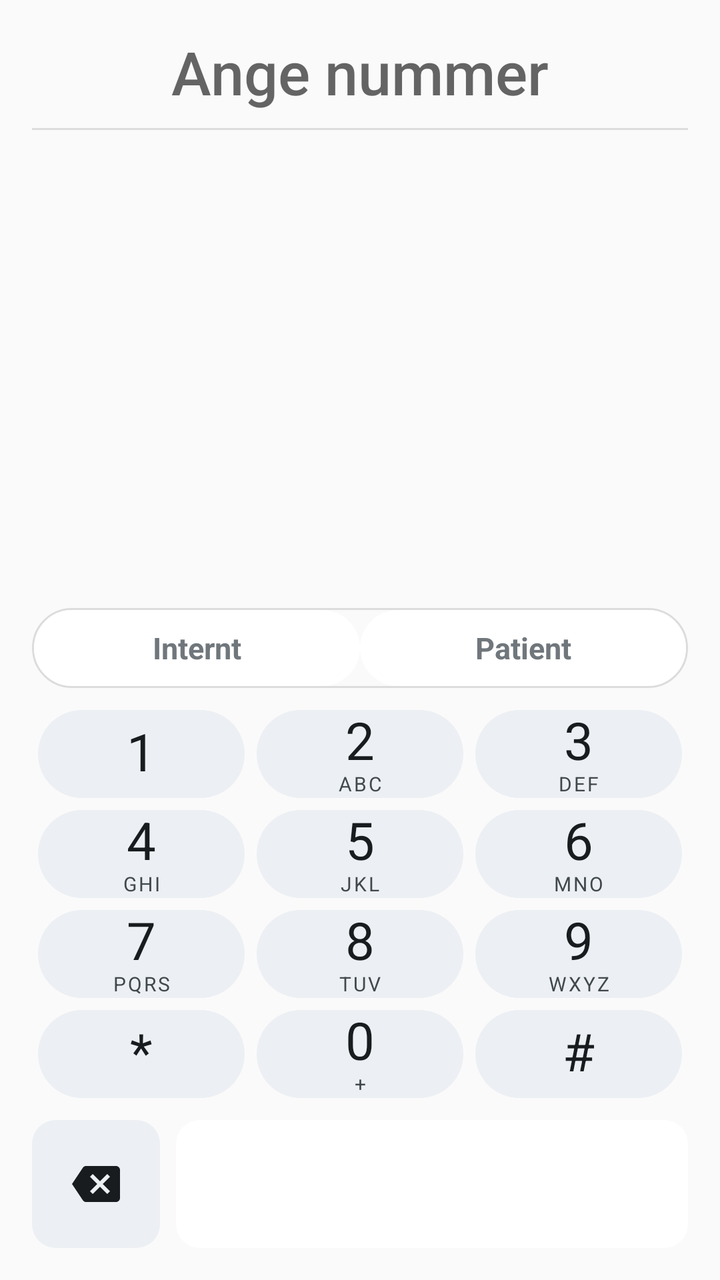
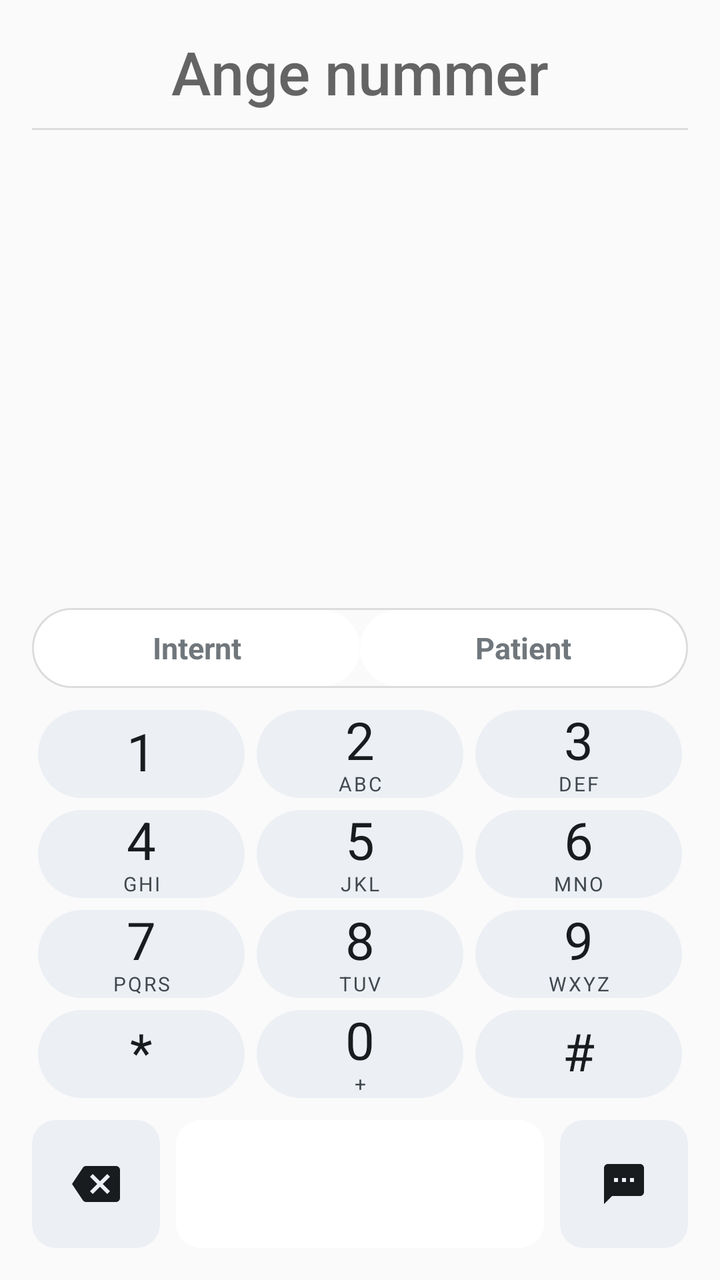

An Android layout rendered at two revisions. The XML below is the earlier revision; the diff shows what the commit changed to produce the second picture.
<!-- AndroidManifest.xml: application theme Theme.Jobbdialer -->
<!-- res/layout/pane_dial.xml -->
<?xml version="1.0" encoding="utf-8"?>
<ScrollView xmlns:android="http://schemas.android.com/apk/res/android"
    android:layout_width="match_parent"
    android:layout_height="match_parent"
    android:fillViewport="true">

    <LinearLayout
        android:layout_width="match_parent"
        android:layout_height="wrap_content"
        android:orientation="vertical"
        android:paddingLeft="@dimen/pane_padding"
        android:paddingTop="@dimen/space_small"
        android:paddingRight="@dimen/pane_padding"
        android:paddingBottom="@dimen/pane_padding">

        
        <EditText
            android:id="@+id/number_field"
            android:layout_width="match_parent"
            android:layout_height="@dimen/number_row_height"
            android:background="@null"
            android:cursorVisible="true"
            android:gravity="center"
            android:hint="@string/number_hint"
            android:importantForAutofill="no"
            android:inputType="phone"
            android:maxLines="1"
            android:textColor="?android:attr/textColorPrimary"
            android:textColorHint="?android:attr/textColorHint"
            android:textSize="@dimen/number_text_size" />

        <View
            android:layout_width="match_parent"
            android:layout_height="1dp"
            android:background="@color/divider" />

        <View
            android:layout_width="match_parent"
            android:layout_height="0dp"
            android:layout_weight="1"
            android:minHeight="@dimen/space_small" />

        
        <LinearLayout
            android:id="@+id/match_container"
            android:layout_width="match_parent"
            android:layout_height="wrap_content"
            android:layout_marginBottom="@dimen/space_small"
            android:orientation="vertical"
            android:visibility="gone" />

        
        <LinearLayout
            android:id="@+id/mode_selector"
            android:layout_width="match_parent"
            android:layout_height="@dimen/seg_height"
            android:layout_marginBottom="@dimen/space_small"
            android:background="@drawable/seg_container"
            android:contentDescription="@string/cd_mode_selector"
            android:orientation="horizontal"
            android:padding="1dp">

            <TextView
                android:id="@+id/seg_internal"
                style="@style/ModeSegment"
                android:text="@string/mode_internal" />

            <TextView
                android:id="@+id/seg_patient"
                style="@style/ModeSegment"
                android:text="@string/mode_patient" />
        </LinearLayout>

        
        <LinearLayout
            android:layout_width="match_parent"
            android:layout_height="wrap_content"
            android:orientation="vertical">

            <LinearLayout style="@style/KeypadRow">

                <LinearLayout
                    android:id="@+id/key_1"
                    style="@style/KeypadKey">

                    <TextView
                        style="@style/KeypadDigit"
                        android:text="@string/key_1" />
                </LinearLayout>

                <LinearLayout
                    android:id="@+id/key_2"
                    style="@style/KeypadKey">

                    <TextView
                        style="@style/KeypadDigit"
                        android:text="@string/key_2" />

                    <TextView
                        style="@style/KeypadLetters"
                        android:text="ABC" />
                </LinearLayout>

                <LinearLayout
                    android:id="@+id/key_3"
                    style="@style/KeypadKey">

                    <TextView
                        style="@style/KeypadDigit"
                        android:text="@string/key_3" />

                    <TextView
                        style="@style/KeypadLetters"
                        android:text="DEF" />
                </LinearLayout>
            </LinearLayout>

            <LinearLayout style="@style/KeypadRow">

                <LinearLayout
                    android:id="@+id/key_4"
                    style="@style/KeypadKey">

                    <TextView
                        style="@style/KeypadDigit"
                        android:text="@string/key_4" />

                    <TextView
                        style="@style/KeypadLetters"
                        android:text="GHI" />
                </LinearLayout>

                <LinearLayout
                    android:id="@+id/key_5"
                    style="@style/KeypadKey">

                    <TextView
                        style="@style/KeypadDigit"
                        android:text="@string/key_5" />

                    <TextView
                        style="@style/KeypadLetters"
                        android:text="JKL" />
                </LinearLayout>

                <LinearLayout
                    android:id="@+id/key_6"
                    style="@style/KeypadKey">

                    <TextView
                        style="@style/KeypadDigit"
                        android:text="@string/key_6" />

                    <TextView
                        style="@style/KeypadLetters"
                        android:text="MNO" />
                </LinearLayout>
            </LinearLayout>

            <LinearLayout style="@style/KeypadRow">

                <LinearLayout
                    android:id="@+id/key_7"
                    style="@style/KeypadKey">

                    <TextView
                        style="@style/KeypadDigit"
                        android:text="@string/key_7" />

                    <TextView
                        style="@style/KeypadLetters"
                        android:text="PQRS" />
                </LinearLayout>

                <LinearLayout
                    android:id="@+id/key_8"
                    style="@style/KeypadKey">

                    <TextView
                        style="@style/KeypadDigit"
                        android:text="@string/key_8" />

                    <TextView
                        style="@style/KeypadLetters"
                        android:text="TUV" />
                </LinearLayout>

                <LinearLayout
                    android:id="@+id/key_9"
                    style="@style/KeypadKey">

                    <TextView
                        style="@style/KeypadDigit"
                        android:text="@string/key_9" />

                    <TextView
                        style="@style/KeypadLetters"
                        android:text="WXYZ" />
                </LinearLayout>
            </LinearLayout>

            <LinearLayout style="@style/KeypadRow">

                <LinearLayout
                    android:id="@+id/key_star"
                    style="@style/KeypadKey"
                    android:contentDescription="@string/cd_key_star">

                    <TextView
                        style="@style/KeypadDigit"
                        android:text="@string/key_star" />
                </LinearLayout>

                <LinearLayout
                    android:id="@+id/key_0"
                    style="@style/KeypadKey"
                    android:contentDescription="@string/cd_key_zero">

                    <TextView
                        style="@style/KeypadDigit"
                        android:text="@string/key_0" />

                    <TextView
                        style="@style/KeypadLetters"
                        android:text="+" />
                </LinearLayout>

                <LinearLayout
                    android:id="@+id/key_hash"
                    style="@style/KeypadKey"
                    android:contentDescription="@string/cd_key_hash">

                    <TextView
                        style="@style/KeypadDigit"
                        android:text="@string/key_hash" />
                </LinearLayout>
            </LinearLayout>
        </LinearLayout>

        
        <LinearLayout
            android:layout_width="match_parent"
            android:layout_height="wrap_content"
            android:layout_marginTop="@dimen/space_small"
            android:gravity="center_vertical"
            android:orientation="horizontal">

            <ImageButton
                android:id="@+id/backspace"
                android:layout_width="@dimen/call_button_min_height"
                android:layout_height="@dimen/call_button_min_height"
                android:layout_marginEnd="@dimen/backspace_gap"
                android:background="@drawable/btn_backspace"
                android:contentDescription="@string/cd_backspace"
                android:hapticFeedbackEnabled="true"
                android:scaleType="center"
                android:src="@drawable/ic_backspace"
                android:tint="?android:attr/textColorPrimary" />

            <LinearLayout
                android:id="@+id/call_button"
                style="@style/CallButton"
                android:layout_width="0dp"
                android:layout_weight="1"
                android:background="@drawable/btn_call">

                <TextView
                    android:id="@+id/call_title"
                    style="@style/CallButtonTitle" />

                <TextView
                    android:id="@+id/call_sub"
                    style="@style/CallButtonSubtitle" />
            </LinearLayout>
        </LinearLayout>
    </LinearLayout>
</ScrollView>
<!-- resources referenced by this layout -->
<resources>
  <color name="divider">#1F000000</color>
  <dimen name="backspace_gap">8dp</dimen>
  <dimen name="call_button_min_height">64dp</dimen>
  <dimen name="number_row_height">56dp</dimen>
  <dimen name="number_text_size">30sp</dimen>
  <dimen name="pane_padding">16dp</dimen>
  <dimen name="seg_height">40dp</dimen>
  <dimen name="space_small">8dp</dimen>
  <!-- drawable seg_container (drawable) -->
  <?xml version="1.0" encoding="utf-8"?>
  <shape xmlns:android="http://schemas.android.com/apk/res/android" android:shape="rectangle">
      <stroke android:width="1dp" android:color="@color/divider" />
      <corners android:radius="@dimen/seg_radius" />
  </shape>
  <string name="cd_backspace">Radera (håll in för att rensa)</string>
  <string name="cd_key_hash">Fyrkant</string>
  <string name="cd_key_star">Stjärna</string>
  <string name="cd_key_zero">0 (håll in för plus)</string>
  <string name="cd_mode_selector">Välj samtalsläge</string>
  <string name="key_0" translatable="false">0</string>
  <string name="key_1" translatable="false">1</string>
  <string name="key_2" translatable="false">2</string>
  <string name="key_3" translatable="false">3</string>
  <string name="key_4" translatable="false">4</string>
  <string name="key_5" translatable="false">5</string>
  <string name="key_6" translatable="false">6</string>
  <string name="key_7" translatable="false">7</string>
  <string name="key_8" translatable="false">8</string>
  <string name="key_9" translatable="false">9</string>
  <string name="key_hash" translatable="false">#</string>
  <string name="key_star" translatable="false">*</string>
  <string name="mode_internal">Internt</string>
  <string name="mode_patient">Patient</string>
  <string name="number_hint">Ange nummer</string>
  <style name="KeypadDigit">
          <item name="android:layout_width">wrap_content</item>
          <item name="android:layout_height">wrap_content</item>
          <item name="android:includeFontPadding">false</item>
          <item name="android:textSize">26sp</item>
          <item name="android:textColor">?android:attr/textColorPrimary</item>
      </style>
  <style name="KeypadRow">
          <item name="android:layout_width">match_parent</item>
          <item name="android:layout_height">@dimen/key_height</item>
          <item name="android:orientation">horizontal</item>
      </style>
  <color name="ripple_neutral">#24000000</color>
  <color name="keypad_pressed">#FFD3DAE2</color>
  <dimen name="button_radius">12dp</dimen>
  <color name="keypad_bg">#FFECEFF3</color>
  <color name="ripple_on_color">#40FFFFFF</color>
  <dimen name="seg_radius">20dp</dimen>
  <dimen name="space_tiny">4dp</dimen>
  <color name="on_color_secondary">#D9FFFFFF</color>
  <dimen name="call_subtitle_text_size">13sp</dimen>
  <color name="on_color">#FFFFFFFF</color>
  <dimen name="call_title_text_size">16sp</dimen>
  <dimen name="key_gap">3dp</dimen>
  <dimen name="key_height">50dp</dimen>
  <color name="primary">#FF1565C0</color>
  <color name="primary_dark">#FF0D47A1</color>
  <color name="accent">#FFFF8F00</color>
  <color name="window_bg">#FFFAFAFA</color>
  <dimen name="key_corner_radius">26dp</dimen>
  <!-- unchanged entries left out for length: 13 -->
</resources>

<!-- the commit's change to res/layout/pane_dial.xml (unified diff, before → after) -->
@@ -272,6 +272,17 @@
                     android:id="@+id/call_sub"
                     style="@style/CallButtonSubtitle" />
             </LinearLayout>
+
+            <ImageButton
+                android:id="@+id/sms_button"
+                android:layout_width="@dimen/call_button_min_height"
+                android:layout_height="@dimen/call_button_min_height"
+                android:layout_marginStart="@dimen/backspace_gap"
+                android:background="@drawable/btn_backspace"
+                android:contentDescription="@string/cd_sms"
+                android:scaleType="center"
+                android:src="@drawable/ic_sms"
+                android:tint="?android:attr/textColorPrimary" />
         </LinearLayout>
     </LinearLayout>
 </ScrollView>
<!-- resource entries referenced after the edit -->
@@ -8,6 +8,17 @@
   <dimen name="pane_padding">16dp</dimen>
   <dimen name="seg_height">40dp</dimen>
   <dimen name="space_small">8dp</dimen>
+  <!-- drawable ic_sms (drawable) -->
+  <?xml version="1.0" encoding="utf-8"?>
+  <vector xmlns:android="http://schemas.android.com/apk/res/android"
+      android:width="24dp"
+      android:height="24dp"
+      android:viewportWidth="24"
+      android:viewportHeight="24">
+      <path
+          android:fillColor="#FF000000"
+          android:pathData="M20,2H4c-1.1,0 -2,0.9 -2,2v18l4,-4h14c1.1,0 2,-0.9 2,-2V4c0,-1.1 -0.9,-2 -2,-2zM9,11H7V9h2v2zM13,11h-2V9h2v2zM17,11h-2V9h2v2z" />
+  </vector>
   <!-- drawable seg_container (drawable) -->
   <?xml version="1.0" encoding="utf-8"?>
   <shape xmlns:android="http://schemas.android.com/apk/res/android" android:shape="rectangle">
@@ -19,6 +30,7 @@
   <string name="cd_key_star">Stjärna</string>
   <string name="cd_key_zero">0 (håll in för plus)</string>
   <string name="cd_mode_selector">Välj samtalsläge</string>
+  <string name="cd_sms">Skicka SMS</string>
   <string name="key_0" translatable="false">0</string>
   <string name="key_1" translatable="false">1</string>
   <string name="key_2" translatable="false">2</string>
